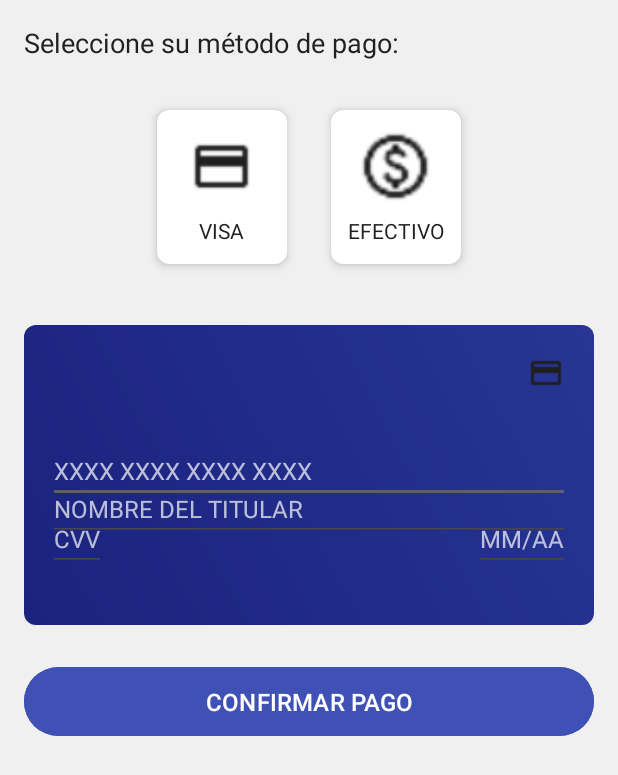
After one commit to MarcoXMarquez/VerificaMTC, an Android app: the layout activity_payment.xml on its own in the app's theme, with its tools: preview values and no code run, on a phone screen of 412 x 824 dp. The commit adds this screen. Shown: the top 775 px of the screen. Run offline under Robolectric (Android 15) with nearby library versions, the phone set to English and light mode, and no system bars.

Commit message:
feat(pago): implementa formulario de pago con Visa y validaciones
- Agrega formulario para tarjeta Visa con animaciones de mostrar/ocultar
- Implementa validaciones para:
  * Número de tarjeta
  * Nombre del titular
  * Fecha de expiración
  * Código CVV
- Añade selectores de método de pago (Visa/Efectivo)
- Incluye feedback visual con mensajes de error y Toast
- Prepara lógica básica para procesamiento de pagos

TODO:
- Completar formato automático para número de tarjeta y fecha
- Implementar conexión con backend para procesar pago
- Manejar estados de éxito/error en el flujo

```diff
--- a/app/src/main/AndroidManifest.xml
+++ b/app/src/main/AndroidManifest.xml
@@ -39,8 +39,9 @@
         <activity
             android:name=".user.vehicle.UserVehicleActivity"
             android:exported="true"/>
-
-
+        <activity
+            android:name=".user.payment.PaymentActivity"
+            android:exported="false" />
     </application>
 
 </manifest>
--- a/app/src/main/java/com/master/verificamtc/user/dashboard/UserDashboardActivity.java
+++ b/app/src/main/java/com/master/verificamtc/user/dashboard/UserDashboardActivity.java
@@ -10,6 +10,7 @@ import androidx.appcompat.app.AppCompatActivity;
 import com.master.verificamtc.user.circuit.UserCircuitActivity;
 import com.master.verificamtc.database.AppDatabase;
 import com.master.verificamtc.user.exam.UserExamActivity;
+import com.master.verificamtc.user.payment.PaymentActivity;
 import com.master.verificamtc.user.payment.UserPaymentActivity;
 import com.master.verificamtc.R;
 import com.master.verificamtc.user.vehicle.UserVehicleActivity;
@@ -102,7 +103,7 @@ public class UserDashboardActivity extends AppCompatActivity {
     }
 
     public void goToPayments(View view) {
-        Intent intent = new Intent(this, UserPaymentActivity.class);
+        Intent intent = new Intent(this, PaymentActivity.class);
         intent.putExtra("USER_ID", userId);
         startActivity(intent);
     }
--- /dev/null
+++ b/app/src/main/res/drawable/visa_card_background.xml
@@ -0,0 +1,14 @@
+<layer-list xmlns:android="http://schemas.android.com/apk/res/android">
+    <item>
+        <shape android:shape="rectangle">
+            <corners android:radius="8dp"/>
+            <gradient
+                android:angle="45"
+                android:startColor="@color/visa_blue_dark"
+                android:endColor="@color/visa_blue_light"/>
+        </shape>
+    </item>
+    <item android:top="20dp" android:right="20dp">
+        <bitmap android:src="@drawable/ic_visa" android:gravity="top|right"/>
+    </item>
+</layer-list>
--- /dev/null
+++ b/app/src/main/res/layout/activity_payment.xml
@@ -0,0 +1,179 @@
+<?xml version="1.0" encoding="utf-8"?>
+<androidx.constraintlayout.widget.ConstraintLayout
+    xmlns:android="http://schemas.android.com/apk/res/android"
+    xmlns:app="http://schemas.android.com/apk/res-auto"
+    android:layout_width="match_parent"
+    android:layout_height="match_parent"
+    android:background="@color/light_gray_background">
+
+    <ScrollView
+        android:layout_width="match_parent"
+        android:layout_height="match_parent"
+        android:fillViewport="true">
+
+        <LinearLayout
+            android:layout_width="match_parent"
+            android:layout_height="wrap_content"
+            android:orientation="vertical"
+            android:padding="16dp">
+
+            <!-- Título -->
+            <TextView
+                android:id="@+id/title_payment_methods"
+                android:layout_width="wrap_content"
+                android:layout_height="wrap_content"
+                android:text="Seleccione su método de pago:"
+                android:textColor="@color/text_primary"
+                android:textSize="18sp"
+                android:layout_marginBottom="16dp"/>
+
+            <!-- Opciones de pago -->
+            <LinearLayout
+                android:id="@+id/payment_options_container"
+                android:layout_width="match_parent"
+                android:layout_height="wrap_content"
+                android:layout_marginBottom="24dp"
+                android:gravity="center"
+                android:orientation="horizontal">
+
+                <!-- Tarjeta Visa -->
+                <androidx.cardview.widget.CardView
+                    android:id="@+id/card_visa"
+                    android:layout_width="100dp"
+                    android:layout_height="120dp"
+                    android:layout_margin="8dp"
+                    app:cardBackgroundColor="@color/white"
+                    app:cardElevation="4dp"
+                    app:cardCornerRadius="8dp"
+                    app:cardUseCompatPadding="true">
+
+                    <LinearLayout
+                        android:layout_width="match_parent"
+                        android:layout_height="match_parent"
+                        android:gravity="center"
+                        android:orientation="vertical">
+
+                        <ImageView
+                            android:id="@+id/iv_visa"
+                            android:layout_width="42dp"
+                            android:layout_height="50dp"
+                            android:src="@drawable/ic_visa" />
+
+                        <TextView
+                            android:id="@+id/tv_visa"
+                            android:layout_width="wrap_content"
+                            android:layout_height="wrap_content"
+                            android:layout_marginTop="8dp"
+                            android:text="VISA"
+                            android:textColor="@color/text_primary"/>
+                    </LinearLayout>
+                </androidx.cardview.widget.CardView>
+
+                <!-- Efectivo -->
+                <androidx.cardview.widget.CardView
+                    android:id="@+id/card_cash"
+                    android:layout_width="100dp"
+                    android:layout_height="120dp"
+                    android:layout_margin="8dp"
+                    app:cardBackgroundColor="@color/white"
+                    app:cardElevation="4dp"
+                    app:cardCornerRadius="8dp"
+                    app:cardUseCompatPadding="true">
+
+                    <LinearLayout
+                        android:layout_width="match_parent"
+                        android:layout_height="match_parent"
+                        android:gravity="center"
+                        android:orientation="vertical">
+
+                        <ImageView
+                            android:id="@+id/iv_cash"
+                            android:layout_width="50dp"
+                            android:layout_height="50dp"
+                            android:src="@drawable/ic_cash" />
+
+                        <TextView
+                            android:id="@+id/tv_cash"
+                            android:layout_width="wrap_content"
+                            android:layout_height="wrap_content"
+                            android:layout_marginTop="8dp"
+                            android:text="EFECTIVO"
+                            android:textColor="@color/text_primary"/>
+                    </LinearLayout>
+                </androidx.cardview.widget.CardView>
+            </LinearLayout>
+
+            <!-- Formulario Visa -->
+            <RelativeLayout
+                android:id="@+id/visa_form_container"
+                android:layout_width="match_parent"
+                android:layout_height="wrap_content"
+                android:visibility="visible">
+
+                <!-- Tarjeta interactiva -->
+                <RelativeLayout
+                    android:id="@+id/credit_card_view"
+                    android:layout_width="match_parent"
+                    android:layout_height="200dp"
+                    android:background="@drawable/visa_card_background"
+                    android:padding="16dp">
+
+                    <EditText
+                        android:id="@+id/et_card_number"
+                        style="@style/CreditCardTextAppearance"
+                        android:layout_width="match_parent"
+                        android:layout_height="wrap_content"
+                        android:layout_marginTop="60dp"
+                        android:hint="XXXX XXXX XXXX XXXX"
+                        android:inputType="number" />
+
+                    <EditText
+                        android:id="@+id/et_card_holder"
+                        style="@style/CreditCardTextAppearance"
+                        android:layout_width="match_parent"
+                        android:layout_height="wrap_content"
+                        android:layout_alignParentBottom="true"
+                        android:layout_marginBottom="40dp"
+                        android:hint="NOMBRE DEL TITULAR" />
+
+                    <EditText
+                        android:id="@+id/et_card_expiry"
+                        style="@style/CreditCardTextAppearance"
+                        android:layout_width="wrap_content"
+                        android:layout_height="wrap_content"
+                        android:layout_alignParentRight="true"
+                        android:layout_alignParentBottom="true"
+                        android:layout_marginBottom="20dp"
+                        android:hint="MM/AA"
+                        android:inputType="number" />
+
+                    <EditText
+                        android:id="@+id/et_card_cvv"
+                        style="@style/CreditCardTextAppearance"
+                        android:layout_width="wrap_content"
+                        android:layout_height="wrap_content"
+                        android:layout_alignParentBottom="true"
+                        android:layout_marginRight="80dp"
+                        android:layout_marginBottom="20dp"
+                        android:hint="CVV"
+                        android:inputType="numberPassword" />
+                </RelativeLayout>
+
+                <!-- Botón de confirmación -->
+                <Button
+                    android:id="@+id/btn_confirm_payment"
+                    android:layout_width="match_parent"
+                    android:layout_height="wrap_content"
+                    android:layout_below="@id/credit_card_view"
+                    android:layout_marginTop="24dp"
+                    android:backgroundTint="@color/colorPrimary"
+                    android:elevation="4dp"
+                    android:padding="12dp"
+                    android:text="CONFIRMAR PAGO"
+                    android:textAllCaps="true"
+                    android:textColor="@color/white"
+                    android:textSize="16sp" />
+            </RelativeLayout>
+        </LinearLayout>
+    </ScrollView>
+</androidx.constraintlayout.widget.ConstraintLayout>
--- a/app/src/main/res/values/colors.xml
+++ b/app/src/main/res/values/colors.xml
@@ -12,4 +12,10 @@
     <color name="text_primary">#212121</color>
     <color name="text_secondary">#757575</color>
     <color name="card_shadow">#1E000000</color> <!-- Negro con 12% opacidad -->
+    <!-- Nuevos colores para la tarjeta Visa -->
+    <color name="visa_blue_dark">#1A237E</color>
+    <color name="visa_blue_light">#283593</color>
+    <color name="card_text_white">#FFFFFF</color>
+    <color name="card_hint_white">#B3FFFFFF</color> <!-- Blanco al 70% opacidad -->
+    <color name="error_red">#951239</color> <!-- Reutilizando tu color red -->
 </resources>
--- /dev/null
+++ b/app/src/main/res/values/styles.xml
@@ -0,0 +1,22 @@
+<?xml version="1.0" encoding="utf-8"?>
+<resources>
+    <!-- Estilo base -->
+    <style name="AppTheme" parent="Theme.AppCompat.Light.DarkActionBar">
+        <item name="colorPrimary">@color/colorPrimary</item>
+        <item name="colorPrimaryDark">@color/colorPrimaryDark</item>
+        <item name="colorAccent">@color/colorAccent</item>
+    </style>
+
+    <!-- Estilo para tarjeta -->
+    <style name="CreditCardTextAppearance" parent="TextAppearance.AppCompat">
+        <item name="android:textColor">@android:color/white</item> <!-- Alternativa temporal -->
+        <item name="android:textSize">16sp</item>
+        <item name="android:textColorHint">#B3FFFFFF</item> <!-- Valor directo -->
+    </style>
+
+    <!-- Estilo para errores -->
+    <style name="ErrorTextAppearance" parent="TextAppearance.AppCompat">
+        <item name="android:textColor">@color/red</item> <!-- Usando tu color existente -->
+        <item name="android:textSize">12sp</item>
+    </style>
+</resources>
--- a/build.gradle.kts
+++ b/build.gradle.kts
@@ -1,4 +1,5 @@
 // Top-level build file where you can add configuration options common to all sub-projects/modules.
 plugins {
     alias(libs.plugins.android.application) apply false
+    alias(libs.plugins.kotlin.android) apply false
 }
--- a/gradle/libs.versions.toml
+++ b/gradle/libs.versions.toml
@@ -8,6 +8,8 @@ material = "1.12.0"
 activity = "1.10.1"
 constraintlayout = "2.1.4"
 jbcrypt = "0.4"
+kotlin = "2.0.21"
+coreKtx = "1.16.0"
 
 [libraries]
 junit = { group = "junit", name = "junit", version.ref = "junit" }
@@ -18,6 +20,8 @@ material = { group = "com.google.android.material", name = "material", version.r
 activity = { group = "androidx.activity", name = "activity", version.ref = "activity" }
 jbcrypt = { group = "org.mindrot", name = "jbcrypt", version.ref = "jbcrypt" }
 constraintlayout = { group = "androidx.constraintlayout", name = "constraintlayout", version.ref = "constraintlayout" }
+core-ktx = { group = "androidx.core", name = "core-ktx", version.ref = "coreKtx" }
 
 [plugins]
 android-application = { id = "com.android.application", version.ref = "agp" }
+kotlin-android = { id = "org.jetbrains.kotlin.android", version.ref = "kotlin" }
```
Also changed, not shown: app/build.gradle.kts (+36 -2 lines), app/src/main/java/com/master/verificamtc/user/payment/PaymentActivity.kt (added, +129 -0 lines), app/src/main/res/anim/slide_down.xml (added, +13 -0 lines), app/src/main/res/anim/slide_up.xml (added, +13 -0 lines), app/src/main/res/layout/activity_admin_home.xml (added, +30 -0 lines), app/src/main/res/layout/activity_shedule_admin.xml (added, +32 -0 lines), app/src/main/res/drawable/ic_cash.png (added), app/src/main/res/drawable/ic_visa.png (added), 1 other file.
